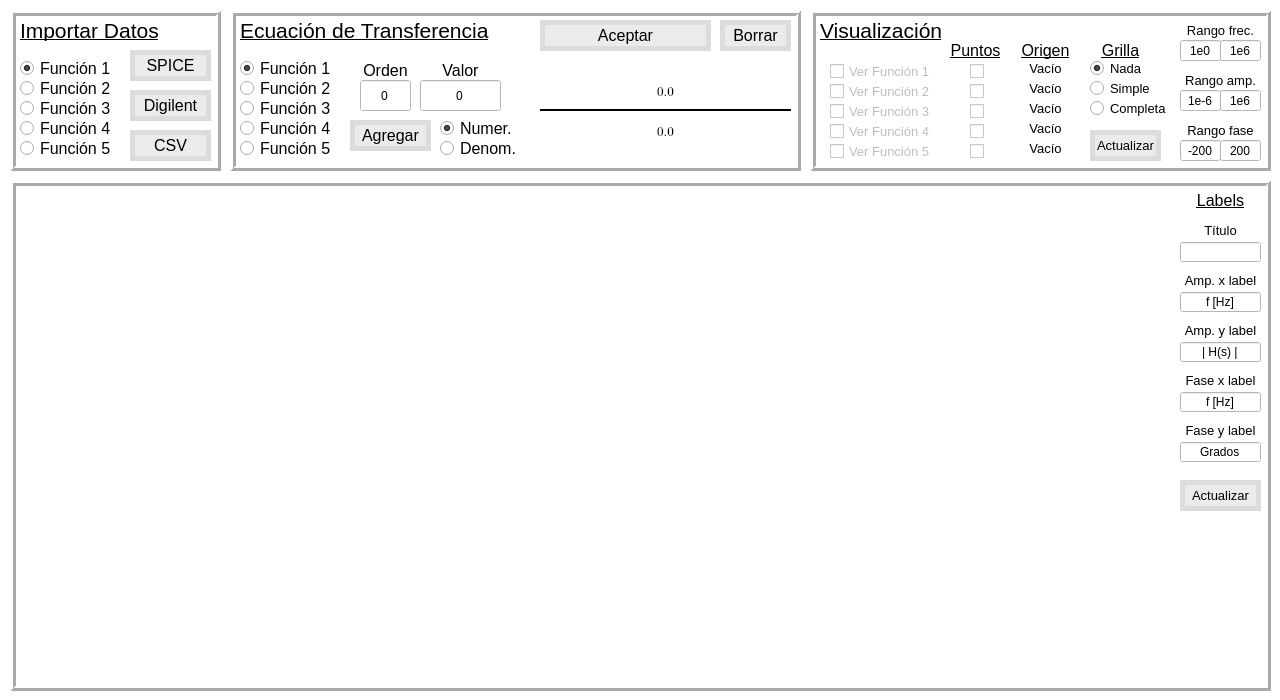
Before: the Qt Designer form ui/mainwindow.ui in pabgonzalez/Plot_Tool, drawn with Qt 5.
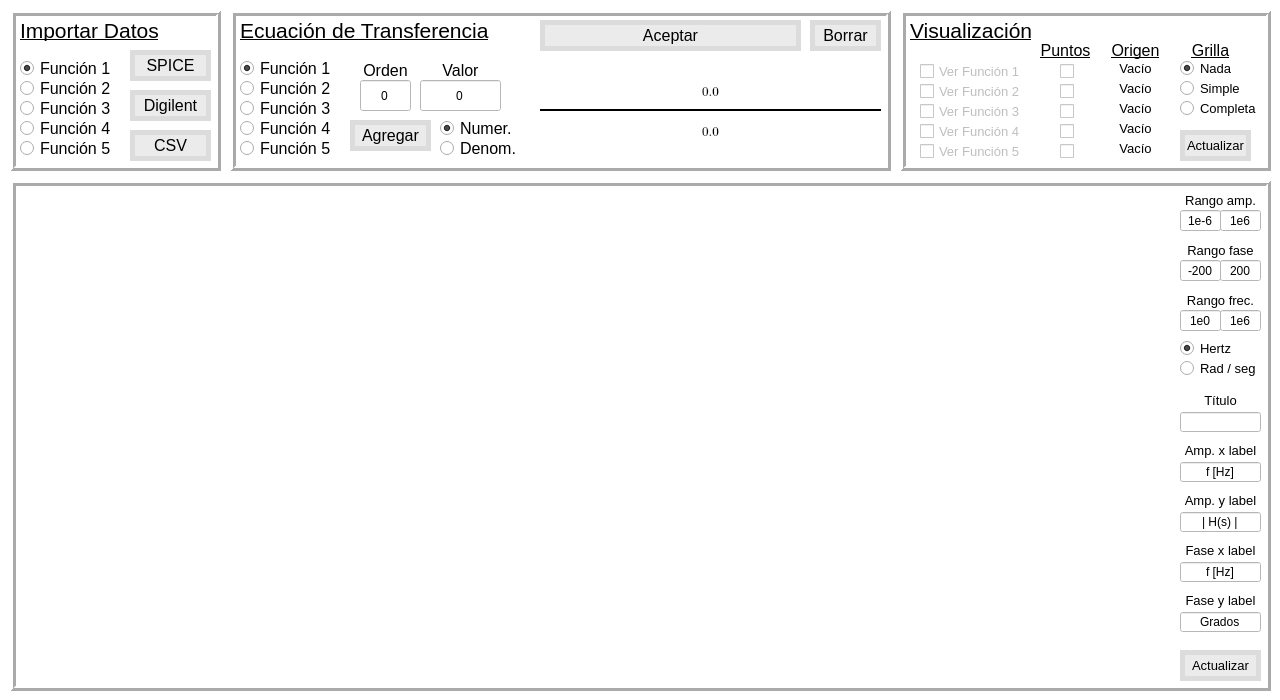
After: the same form once the commit is applied.

```diff
--- a/ui/mainwindow.ui
+++ b/ui/mainwindow.ui
@@ -300,7 +300,7 @@
      <rect>
       <x>230</x>
       <y>10</y>
-      <width>571</width>
+      <width>661</width>
       <height>161</height>
      </rect>
     </property>
@@ -340,7 +340,7 @@
       <rect>
        <x>310</x>
        <y>90</y>
-       <width>251</width>
+       <width>341</width>
        <height>20</height>
       </rect>
      </property>
@@ -359,7 +359,7 @@
       <rect>
        <x>315</x>
        <y>66</y>
-       <width>241</width>
+       <width>331</width>
        <height>31</height>
       </rect>
      </property>
@@ -471,7 +471,7 @@
       <rect>
        <x>315</x>
        <y>106</y>
-       <width>241</width>
+       <width>331</width>
        <height>31</height>
       </rect>
      </property>
@@ -493,7 +493,7 @@
       <rect>
        <x>310</x>
        <y>10</y>
-       <width>171</width>
+       <width>261</width>
        <height>31</height>
       </rect>
      </property>
@@ -524,7 +524,7 @@
     <widget class="QPushButton" name="eraseequation">
      <property name="geometry">
       <rect>
-       <x>490</x>
+       <x>580</x>
        <y>10</y>
        <width>71</width>
        <height>31</height>
@@ -797,9 +797,9 @@
    <widget class="QFrame" name="frameplotconfig">
     <property name="geometry">
      <rect>
-      <x>810</x>
+      <x>900</x>
       <y>10</y>
-      <width>461</width>
+      <width>371</width>
       <height>161</height>
      </rect>
     </property>
@@ -1308,186 +1308,6 @@
       <bool>false</bool>
      </property>
     </widget>
-    <widget class="QLabel" name="axrangelabel">
-     <property name="geometry">
-      <rect>
-       <x>370</x>
-       <y>10</y>
-       <width>81</width>
-       <height>20</height>
-      </rect>
-     </property>
-     <property name="font">
-      <font>
-       <pointsize>10</pointsize>
-       <underline>false</underline>
-      </font>
-     </property>
-     <property name="text">
-      <string>Rango frec.</string>
-     </property>
-     <property name="alignment">
-      <set>Qt::AlignCenter</set>
-     </property>
-    </widget>
-    <widget class="QLineEdit" name="fymin">
-     <property name="geometry">
-      <rect>
-       <x>370</x>
-       <y>130</y>
-       <width>41</width>
-       <height>21</height>
-      </rect>
-     </property>
-     <property name="inputMethodHints">
-      <set>Qt::ImhFormattedNumbersOnly</set>
-     </property>
-     <property name="text">
-      <string>-200</string>
-     </property>
-     <property name="alignment">
-      <set>Qt::AlignCenter</set>
-     </property>
-    </widget>
-    <widget class="QLineEdit" name="aymin">
-     <property name="geometry">
-      <rect>
-       <x>370</x>
-       <y>80</y>
-       <width>41</width>
-       <height>21</height>
-      </rect>
-     </property>
-     <property name="inputMethodHints">
-      <set>Qt::ImhFormattedNumbersOnly</set>
-     </property>
-     <property name="text">
-      <string>1e-6</string>
-     </property>
-     <property name="alignment">
-      <set>Qt::AlignCenter</set>
-     </property>
-    </widget>
-    <widget class="QLineEdit" name="aymax">
-     <property name="geometry">
-      <rect>
-       <x>410</x>
-       <y>80</y>
-       <width>41</width>
-       <height>21</height>
-      </rect>
-     </property>
-     <property name="inputMethodHints">
-      <set>Qt::ImhFormattedNumbersOnly</set>
-     </property>
-     <property name="text">
-      <string>1e6</string>
-     </property>
-     <property name="alignment">
-      <set>Qt::AlignCenter</set>
-     </property>
-    </widget>
-    <widget class="QLineEdit" name="fymax">
-     <property name="geometry">
-      <rect>
-       <x>410</x>
-       <y>130</y>
-       <width>41</width>
-       <height>21</height>
-      </rect>
-     </property>
-     <property name="inputMethodHints">
-      <set>Qt::ImhFormattedNumbersOnly</set>
-     </property>
-     <property name="text">
-      <string>200</string>
-     </property>
-     <property name="alignment">
-      <set>Qt::AlignCenter</set>
-     </property>
-    </widget>
-    <widget class="QLineEdit" name="axmax">
-     <property name="geometry">
-      <rect>
-       <x>410</x>
-       <y>30</y>
-       <width>41</width>
-       <height>21</height>
-      </rect>
-     </property>
-     <property name="inputMethodHints">
-      <set>Qt::ImhFormattedNumbersOnly</set>
-     </property>
-     <property name="text">
-      <string>1e6</string>
-     </property>
-     <property name="alignment">
-      <set>Qt::AlignCenter</set>
-     </property>
-    </widget>
-    <widget class="QLabel" name="fyrangelabel">
-     <property name="geometry">
-      <rect>
-       <x>370</x>
-       <y>110</y>
-       <width>81</width>
-       <height>20</height>
-      </rect>
-     </property>
-     <property name="font">
-      <font>
-       <pointsize>10</pointsize>
-       <underline>false</underline>
-      </font>
-     </property>
-     <property name="text">
-      <string>Rango fase</string>
-     </property>
-     <property name="alignment">
-      <set>Qt::AlignCenter</set>
-     </property>
-    </widget>
-    <widget class="QLabel" name="ayrangelabel">
-     <property name="geometry">
-      <rect>
-       <x>370</x>
-       <y>60</y>
-       <width>81</width>
-       <height>20</height>
-      </rect>
-     </property>
-     <property name="font">
-      <font>
-       <pointsize>10</pointsize>
-       <underline>false</underline>
-      </font>
-     </property>
-     <property name="text">
-      <string>Rango amp.</string>
-     </property>
-     <property name="alignment">
-      <set>Qt::AlignCenter</set>
-     </property>
-    </widget>
-    <widget class="QLineEdit" name="axmin">
-     <property name="geometry">
-      <rect>
-       <x>370</x>
-       <y>30</y>
-       <width>41</width>
-       <height>21</height>
-      </rect>
-     </property>
-     <property name="inputMethodHints">
-      <set>Qt::ImhFormattedNumbersOnly</set>
-     </property>
-     <property name="text">
-      <string>1e0</string>
-     </property>
-     <property name="alignment">
-      <set>Qt::AlignCenter</set>
-     </property>
-    </widget>
    </widget>
    <widget class="QFrame" name="frameplot">
     <property name="geometry">
@@ -1529,7 +1349,7 @@
       <property name="geometry">
        <rect>
         <x>10</x>
-        <y>152</y>
+        <y>322</y>
         <width>81</width>
         <height>20</height>
        </rect>
@@ -1545,7 +1365,7 @@
       <property name="geometry">
        <rect>
         <x>10</x>
-        <y>102</y>
+        <y>272</y>
         <width>81</width>
         <height>20</height>
        </rect>
@@ -1561,7 +1381,7 @@
       <property name="geometry">
        <rect>
         <x>10</x>
-        <y>180</y>
+        <y>350</y>
         <width>81</width>
         <height>20</height>
        </rect>
@@ -1583,7 +1403,7 @@
       <property name="geometry">
        <rect>
         <x>10</x>
-        <y>130</y>
+        <y>300</y>
         <width>81</width>
         <height>20</height>
        </rect>
@@ -1605,7 +1425,7 @@
       <property name="geometry">
        <rect>
         <x>10</x>
-        <y>80</y>
+        <y>250</y>
         <width>81</width>
         <height>20</height>
        </rect>
@@ -1627,7 +1447,7 @@
       <property name="geometry">
        <rect>
         <x>10</x>
-        <y>252</y>
+        <y>422</y>
         <width>81</width>
         <height>20</height>
        </rect>
@@ -1643,7 +1463,7 @@
       <property name="geometry">
        <rect>
         <x>10</x>
-        <y>202</y>
+        <y>372</y>
         <width>81</width>
         <height>20</height>
        </rect>
@@ -1659,7 +1479,7 @@
       <property name="geometry">
        <rect>
         <x>10</x>
-        <y>230</y>
+        <y>400</y>
         <width>81</width>
         <height>20</height>
        </rect>
@@ -1681,7 +1501,7 @@
       <property name="geometry">
        <rect>
         <x>10</x>
-        <y>30</y>
+        <y>200</y>
         <width>81</width>
         <height>20</height>
        </rect>
@@ -1703,7 +1523,7 @@
       <property name="geometry">
        <rect>
         <x>10</x>
-        <y>52</y>
+        <y>222</y>
         <width>81</width>
         <height>20</height>
        </rect>
@@ -1719,7 +1539,7 @@
       <property name="geometry">
        <rect>
         <x>10</x>
-        <y>290</y>
+        <y>460</y>
         <width>81</width>
         <height>31</height>
        </rect>
@@ -1748,23 +1568,220 @@
        <bool>false</bool>
       </property>
      </widget>
-     <widget class="QLabel" name="exportlabel_2">
+     <widget class="QLineEdit" name="fymin">
+      <property name="geometry">
+       <rect>
+        <x>10</x>
+        <y>70</y>
+        <width>41</width>
+        <height>21</height>
+       </rect>
+      </property>
+      <property name="inputMethodHints">
+       <set>Qt::ImhFormattedNumbersOnly</set>
+      </property>
+      <property name="text">
+       <string>-200</string>
+      </property>
+      <property name="alignment">
+       <set>Qt::AlignCenter</set>
+      </property>
+     </widget>
+     <widget class="QLineEdit" name="aymin">
+      <property name="geometry">
+       <rect>
+        <x>10</x>
+        <y>20</y>
+        <width>41</width>
+        <height>21</height>
+       </rect>
+      </property>
+      <property name="inputMethodHints">
+       <set>Qt::ImhFormattedNumbersOnly</set>
+      </property>
+      <property name="text">
+       <string>1e-6</string>
+      </property>
+      <property name="alignment">
+       <set>Qt::AlignCenter</set>
+      </property>
+     </widget>
+     <widget class="QLineEdit" name="aymax">
+      <property name="geometry">
+       <rect>
+        <x>50</x>
+        <y>20</y>
+        <width>41</width>
+        <height>21</height>
+       </rect>
+      </property>
+      <property name="inputMethodHints">
+       <set>Qt::ImhFormattedNumbersOnly</set>
+      </property>
+      <property name="text">
+       <string>1e6</string>
+      </property>
+      <property name="alignment">
+       <set>Qt::AlignCenter</set>
+      </property>
+     </widget>
+     <widget class="QLineEdit" name="fymax">
+      <property name="geometry">
+       <rect>
+        <x>50</x>
+        <y>70</y>
+        <width>41</width>
+        <height>21</height>
+       </rect>
+      </property>
+      <property name="inputMethodHints">
+       <set>Qt::ImhFormattedNumbersOnly</set>
+      </property>
+      <property name="text">
+       <string>200</string>
+      </property>
+      <property name="alignment">
+       <set>Qt::AlignCenter</set>
+      </property>
+     </widget>
+     <widget class="QLabel" name="fyrangelabel">
+      <property name="geometry">
+       <rect>
+        <x>10</x>
+        <y>50</y>
+        <width>81</width>
+        <height>20</height>
+       </rect>
+      </property>
+      <property name="font">
+       <font>
+        <pointsize>10</pointsize>
+        <underline>false</underline>
+       </font>
+      </property>
+      <property name="text">
+       <string>Rango fase</string>
+      </property>
+      <property name="alignment">
+       <set>Qt::AlignCenter</set>
+      </property>
+     </widget>
+     <widget class="QLabel" name="ayrangelabel">
       <property name="geometry">
        <rect>
         <x>10</x>
         <y>0</y>
         <width>81</width>
+        <height>20</height>
+       </rect>
+      </property>
+      <property name="font">
+       <font>
+        <pointsize>10</pointsize>
+        <underline>false</underline>
+       </font>
+      </property>
+      <property name="text">
+       <string>Rango amp.</string>
+      </property>
+      <property name="alignment">
+       <set>Qt::AlignCenter</set>
+      </property>
+     </widget>
+     <widget class="QRadioButton" name="checkhertz">
+      <property name="geometry">
+       <rect>
+        <x>10</x>
+        <y>150</y>
+        <width>81</width>
+        <height>17</height>
+       </rect>
+      </property>
+      <property name="font">
+       <font>
+        <pointsize>10</pointsize>
+       </font>
+      </property>
+      <property name="text">
+       <string>Hertz</string>
+      </property>
+      <property name="checked">
+       <bool>true</bool>
+      </property>
+     </widget>
+     <widget class="QLineEdit" name="axmax">
+      <property name="geometry">
+       <rect>
+        <x>50</x>
+        <y>120</y>
+        <width>41</width>
         <height>21</height>
        </rect>
       </property>
+      <property name="inputMethodHints">
+       <set>Qt::ImhFormattedNumbersOnly</set>
+      </property>
+      <property name="text">
+       <string>1e6</string>
+      </property>
+      <property name="alignment">
+       <set>Qt::AlignCenter</set>
+      </property>
+     </widget>
+     <widget class="QLabel" name="axrangelabel">
+      <property name="geometry">
+       <rect>
+        <x>10</x>
+        <y>100</y>
+        <width>81</width>
+        <height>20</height>
+       </rect>
+      </property>
       <property name="font">
        <font>
-        <pointsize>12</pointsize>
-        <underline>true</underline>
+        <pointsize>10</pointsize>
+        <underline>false</underline>
        </font>
       </property>
       <property name="text">
-       <string>Labels</string>
+       <string>Rango frec.</string>
+      </property>
+      <property name="alignment">
+       <set>Qt::AlignCenter</set>
+      </property>
+     </widget>
+     <widget class="QRadioButton" name="checkrad">
+      <property name="geometry">
+       <rect>
+        <x>10</x>
+        <y>170</y>
+        <width>81</width>
+        <height>17</height>
+       </rect>
+      </property>
+      <property name="font">
+       <font>
+        <pointsize>10</pointsize>
+       </font>
+      </property>
+      <property name="text">
+       <string>Rad / seg</string>
+      </property>
+     </widget>
+     <widget class="QLineEdit" name="axmin">
+      <property name="geometry">
+       <rect>
+        <x>10</x>
+        <y>120</y>
+        <width>41</width>
+        <height>21</height>
+       </rect>
+      </property>
+      <property name="inputMethodHints">
+       <set>Qt::ImhFormattedNumbersOnly</set>
+      </property>
+      <property name="text">
+       <string>1e0</string>
       </property>
       <property name="alignment">
        <set>Qt::AlignCenter</set>
```
